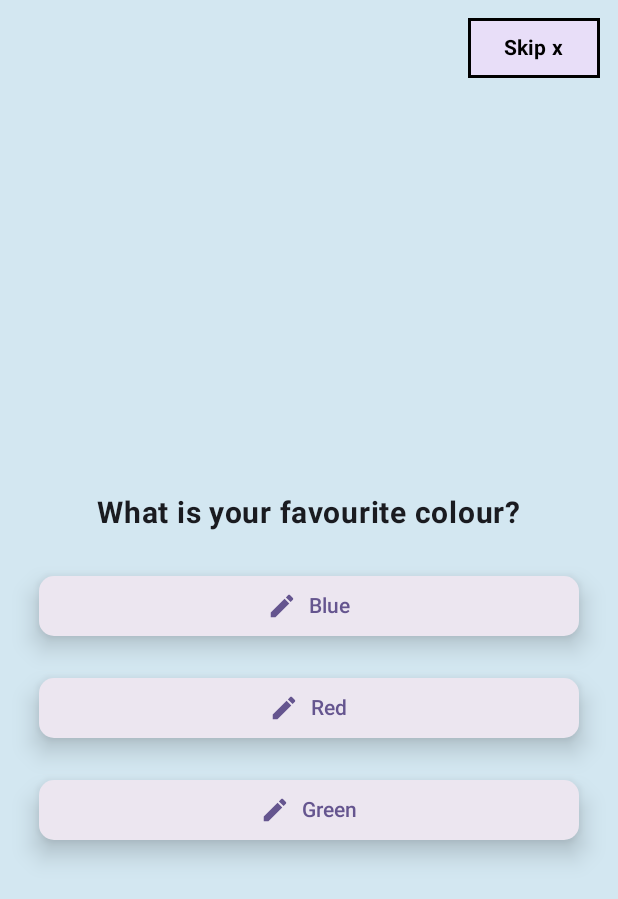
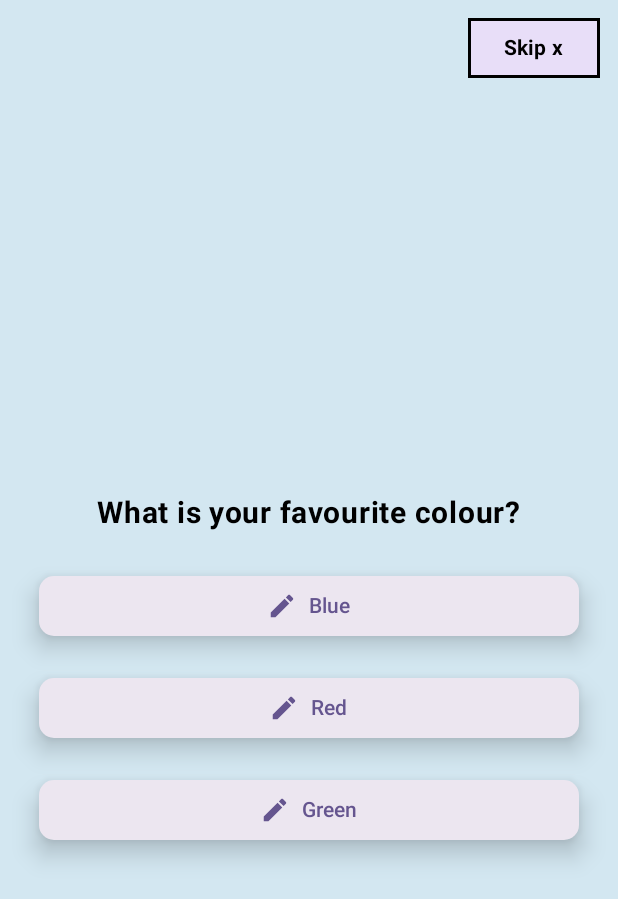
Before and after one commit to SAIF879/RaazAssigment, an Android app built with Jetpack Compose: the screen it shows after launch (MainActivity), on a phone screen of 412 x 824 dp. Shown: the top 899 px of the screen. Run offline under Robolectric (Android 15) with nearby library versions, the phone set to English and light mode, and no system bars; our stand-ins replace Dagger/Hilt's generated code, Room's generated code.

```diff
--- a/app/src/main/java/com/example/raazassigment/presentation/theme/Theme.kt
+++ b/app/src/main/java/com/example/raazassigment/presentation/theme/Theme.kt
@@ -12,9 +12,9 @@ import androidx.compose.runtime.Composable
 import androidx.compose.ui.platform.LocalContext
 
 private val DarkColorScheme = darkColorScheme(
-    primary = Purple80,
-    secondary = PurpleGrey80,
-    tertiary = Pink80
+    primary = Purple40,
+    secondary = PurpleGrey40,
+    tertiary = Pink40
 )
 
 private val LightColorScheme = lightColorScheme(
@@ -43,10 +43,10 @@ fun RaazAssigmentTheme(
     val colorScheme = when {
         dynamicColor && Build.VERSION.SDK_INT >= Build.VERSION_CODES.S -> {
             val context = LocalContext.current
-            if (darkTheme) dynamicDarkColorScheme(context) else dynamicLightColorScheme(context)
+            if (darkTheme) dynamicLightColorScheme(context) else dynamicLightColorScheme(context)
         }
 
-        darkTheme -> DarkColorScheme
+        darkTheme -> LightColorScheme
         else -> LightColorScheme
     }
 
--- a/app/src/main/java/com/example/raazassigment/presentation/ui/screens/introScreen/IntroScreen.kt
+++ b/app/src/main/java/com/example/raazassigment/presentation/ui/screens/introScreen/IntroScreen.kt
@@ -8,6 +8,7 @@ import androidx.compose.runtime.*
 import androidx.compose.ui.Alignment
 import androidx.compose.ui.Modifier
 import androidx.compose.ui.graphics.Color
+import androidx.compose.ui.text.font.FontStyle
 import androidx.compose.ui.text.font.FontWeight
 import androidx.compose.ui.unit.dp
 import androidx.compose.ui.unit.sp
@@ -49,7 +50,8 @@ fun IntroScreen(navController: NavController, viewModel: QuizViewModel = hiltVie
                 text = currentQuestion.text,
                 fontSize = 20.sp,
                 fontWeight = FontWeight.Bold,
-                modifier = Modifier.padding(vertical = 16.dp)
+                modifier = Modifier.padding(vertical = 16.dp),
+                 color = Color.Black
             )
 
             currentQuestion.options.forEach { option ->
```
Also changed, not shown: app/src/main/java/com/example/raazassigment/presentation/ui/components/QuizItem.kt (added, +30 -0 lines), app/src/main/java/com/example/raazassigment/presentation/ui/screens/profileScreen/ProfileScreen.kt (+5 -17 lines).
